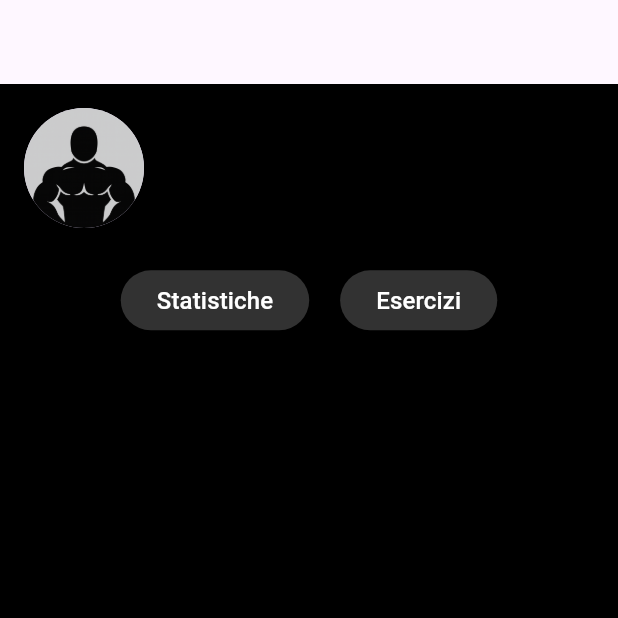
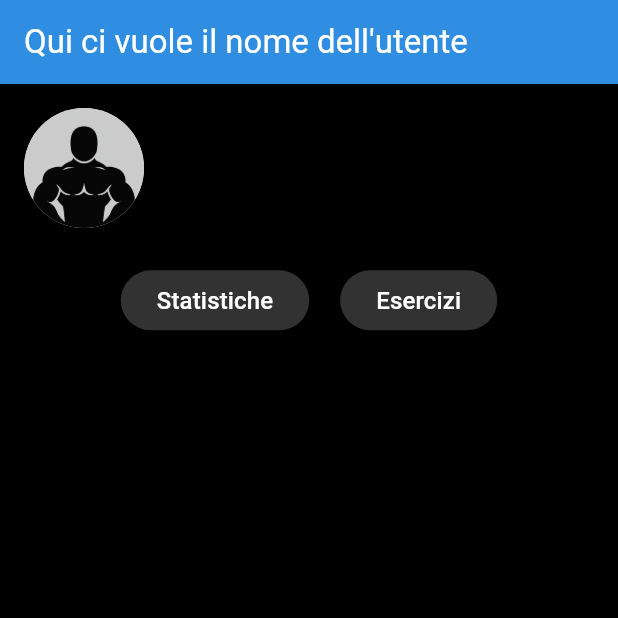
Before and after one commit to alessiogatto04/BYBV, a Flutter app: the screen it shows once a user with an empty profile is signed in, on a phone screen of 412 x 824 dp, the top half of it. Run offline on Flutter 3.47's test engine with Material 3 defaults, Android fonts, the light colour scheme and no system bars; our stand-ins replace firebase_auth, firebase_core; accounts and stored records are empty.

Commit message:
Miglioramento schermata home

```diff
--- a/bybv/lib/Pages/home_page.dart
+++ b/bybv/lib/Pages/home_page.dart
@@ -11,6 +11,15 @@ class HomePage extends StatelessWidget{
     return Scaffold(
       backgroundColor: Colors.black,
       appBar: AppBar(
+      backgroundColor: const Color.fromARGB(255, 47, 142, 226),
+        // leading: , QUA ANDRA IL LOGO BYBV
+        title: const Text("Qui ci vuole il nome dell'utente",
+        style: TextStyle(color :Colors.white),
+        ),
+        iconTheme: const IconThemeData(
+        color: Colors.white, // 🎨 colore della freccia
+        ),
+      ),
         // title: --> bisognerà inserire il nome dell'utente. dobbiamo prima fare il firebase e capire come si fa
         // leading: TextButton(      //mi posiziona il child sulla sinistra
         //   onPressed: (){
@@ -35,7 +44,6 @@ class HomePage extends StatelessWidget{
       //           );
       //         }, icon: Icon(Icons.settings))
       //     ],
-      ),
 
       body: Column(
         children: [
```
